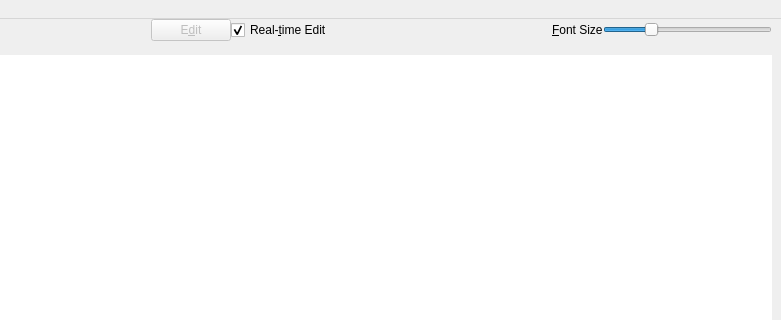
Old version of the form negar_gui/mwin.ui in the repository javadr/negar-gui; both pictures show x 278 to 1059 and y 0 to 320 of the 1059 by 790 pixel window.
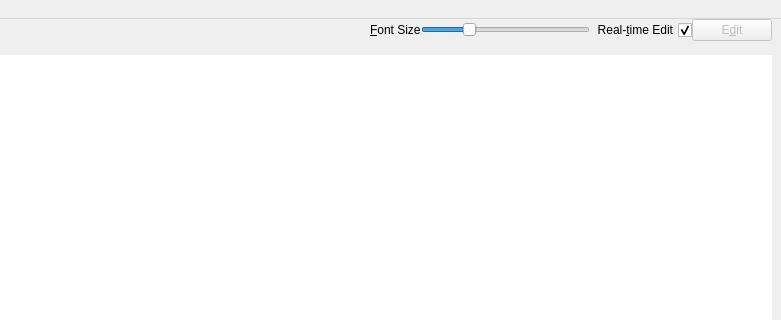
New version of the form. Icons and pictures are not drawn.

Commit message: minor issue + retouching the gui

```diff
--- a/negar_gui/mwin.ui
+++ b/negar_gui/mwin.ui
@@ -231,6 +231,19 @@
             </layout>
            </widget>
           </item>
+          <item>
+           <spacer name="horizontalSpacer">
+            <property name="orientation">
+             <enum>Qt::Horizontal</enum>
+            </property>
+            <property name="sizeHint" stdset="0">
+             <size>
+              <width>40</width>
+              <height>20</height>
+             </size>
+            </property>
+           </spacer>
+          </item>
           <item>
            <spacer name="horizontalSpacer_2">
             <property name="orientation">
@@ -244,6 +257,36 @@
             </property>
            </spacer>
           </item>
+          <item>
+           <layout class="QHBoxLayout" name="horizontalLayout_2">
+            <item>
+             <widget class="QLabel" name="font_slider_label">
+              <property name="text">
+               <string>&amp;Font Size</string>
+              </property>
+              <property name="buddy">
+               <cstring>font_slider</cstring>
+              </property>
+             </widget>
+            </item>
+            <item>
+             <widget class="QSlider" name="font_slider">
+              <property name="minimum">
+               <number>10</number>
+              </property>
+              <property name="maximum">
+               <number>40</number>
+              </property>
+              <property name="value">
+               <number>18</number>
+              </property>
+              <property name="orientation">
+               <enum>Qt::Horizontal</enum>
+              </property>
+             </widget>
+            </item>
+           </layout>
+          </item>
           <item>
            <widget class="QFrame" name="frame_3">
             <property name="frameShape">
@@ -270,18 +313,11 @@
              </property>
              <item>
               <layout class="QHBoxLayout" name="horizontalLayout">
-               <item>
-                <widget class="QPushButton" name="edit_btn">
-                 <property name="enabled">
-                  <bool>false</bool>
-                 </property>
-                 <property name="text">
-                  <string>E&amp;dit</string>
-                 </property>
-                </widget>
-               </item>
                <item>
                 <widget class="QCheckBox" name="autoedit_chkbox">
+                 <property name="layoutDirection">
+                  <enum>Qt::RightToLeft</enum>
+                 </property>
                  <property name="text">
                   <string>Real-&amp;time Edit</string>
                  </property>
@@ -290,24 +326,25 @@
                  </property>
                 </widget>
                </item>
+               <item>
+                <widget class="QPushButton" name="edit_btn">
+                 <property name="enabled">
+                  <bool>false</bool>
+                 </property>
+                 <property name="text">
+                  <string>E&amp;dit</string>
+                 </property>
+                 <property name="icon">
+                  <iconset resource="resource.qrc">
+                   <normaloff>:/images/icons/edit.png</normaloff>:/images/icons/edit.png</iconset>
+                 </property>
+                </widget>
+               </item>
               </layout>
              </item>
             </layout>
            </widget>
           </item>
-          <item>
-           <spacer name="horizontalSpacer">
-            <property name="orientation">
-             <enum>Qt::Horizontal</enum>
-            </property>
-            <property name="sizeHint" stdset="0">
-             <size>
-              <width>40</width>
-              <height>20</height>
-             </size>
-            </property>
-           </spacer>
-          </item>
           <item>
            <widget class="QFrame" name="frame_4">
             <property name="frameShape">
@@ -332,36 +369,6 @@
              <property name="bottomMargin">
               <number>0</number>
              </property>
-             <item>
-              <layout class="QHBoxLayout" name="horizontalLayout_2">
-               <item>
-                <widget class="QLabel" name="font_slider_label">
-                 <property name="text">
-                  <string>&amp;Font Size</string>
-                 </property>
-                 <property name="buddy">
-                  <cstring>font_slider</cstring>
-                 </property>
-                </widget>
-               </item>
-               <item>
-                <widget class="QSlider" name="font_slider">
-                 <property name="minimum">
-                  <number>10</number>
-                 </property>
-                 <property name="maximum">
-                  <number>40</number>
-                 </property>
-                 <property name="value">
-                  <number>18</number>
-                 </property>
-                 <property name="orientation">
-                  <enum>Qt::Horizontal</enum>
-                 </property>
-                </widget>
-               </item>
-              </layout>
-             </item>
             </layout>
            </widget>
           </item>
```
Left out of the diff: 1 changed line with no effect on the pictures. The commit also changes 7 other files.
